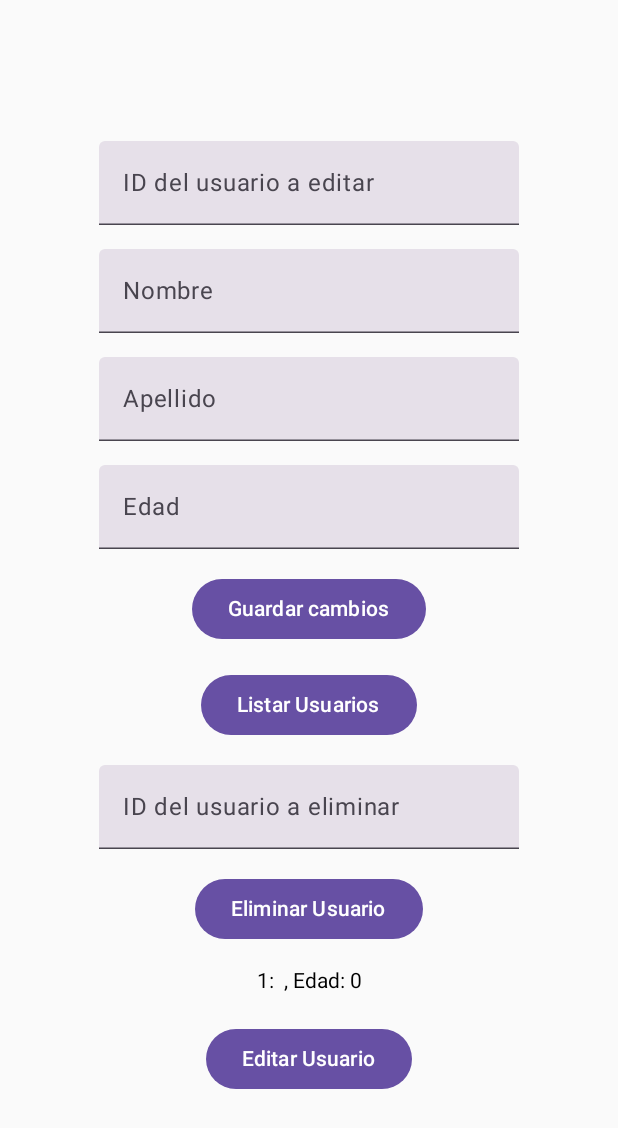
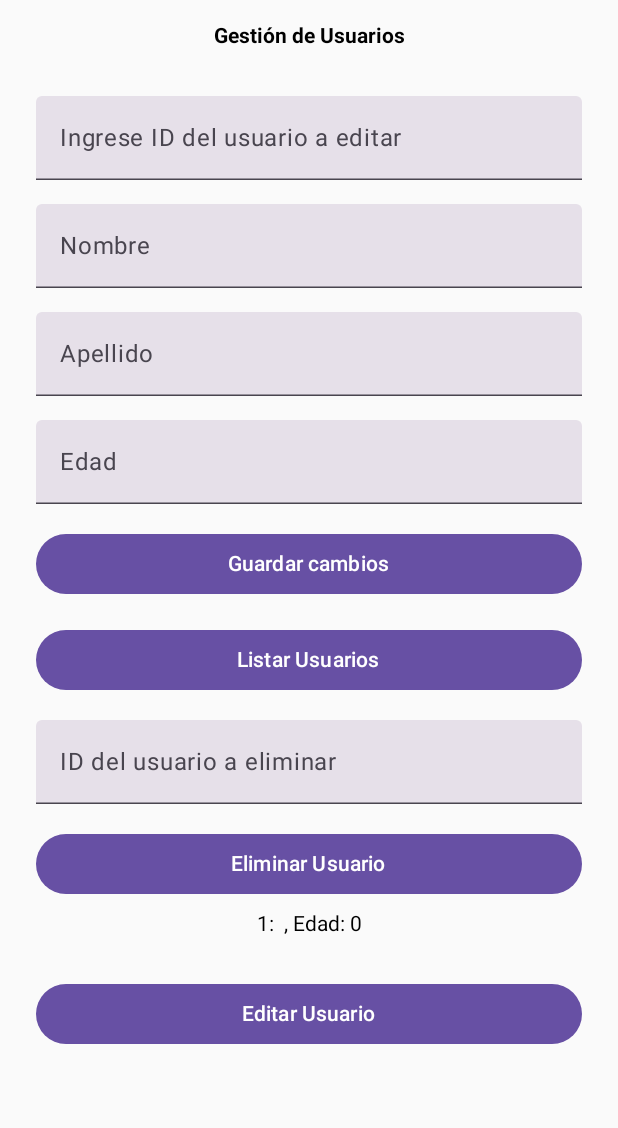
Before and after one commit to caind19/LineaIII-AgendaBD, an Android app built with Jetpack Compose: the screen it shows after launch (MainActivity), after a tap on "Editar Usuario", on a phone screen of 412 x 824 dp. Shown: the top 1128 px of the screen. Run offline under Robolectric (Android 15) with nearby library versions, the phone set to English and light mode, and no system bars; our stand-ins replace Room's generated code; 3 other taps on this screen came first.

Commit message:
first commit

```diff
--- a/app/src/main/java/com/example/ejerciciobd/Screen/Items.kt
+++ b/app/src/main/java/com/example/ejerciciobd/Screen/Items.kt
@@ -3,6 +3,7 @@ package com.example.ejerciciobd.Screen
 import android.widget.Toast
 import androidx.compose.foundation.layout.*
 import androidx.compose.foundation.text.KeyboardOptions
+import androidx.compose.foundation.verticalScroll
 import androidx.compose.material3.Button
 import androidx.compose.material3.Text
 import androidx.compose.material3.TextField
@@ -12,7 +13,11 @@ import androidx.compose.ui.Modifier
 import androidx.compose.ui.platform.LocalContext
 import androidx.compose.ui.text.input.KeyboardType
 import androidx.compose.ui.unit.dp
-import com.example.ejerciciobd.DAO.UserDao
+import androidx.compose.foundation.rememberScrollState
+import androidx.compose.foundation.lazy.LazyColumn
+import androidx.compose.foundation.lazy.items
+import androidx.compose.runtime.saveable.rememberSaveable
+import androidx.compose.ui.text.font.FontWeight
 import com.example.ejerciciobd.Model.User
 import com.example.ejerciciobd.Repository.UserRepository
 import kotlinx.coroutines.Dispatchers
@@ -21,60 +26,80 @@ import kotlinx.coroutines.withContext
 
 @Composable
 fun UserApp(userRepository: UserRepository) {
-    var nombre by remember { mutableStateOf("") }
-    var apellido by remember { mutableStateOf("") }
-    var edad by remember { mutableStateOf("") }
-    var idToEdit by remember { mutableStateOf("") }
-    var idToDelete by remember { mutableStateOf("") }
-    var isEditing by remember { mutableStateOf(false) }
+    // Usamos rememberSaveable para preservar el estado durante la rotación
+    var nombre by rememberSaveable { mutableStateOf("") }
+    var apellido by rememberSaveable { mutableStateOf("") }
+    var edad by rememberSaveable { mutableStateOf("") }
+    var idToEdit by rememberSaveable { mutableStateOf("") }
+    var idToDelete by rememberSaveable { mutableStateOf("") }
+    var isEditing by rememberSaveable { mutableStateOf(false) }
+    var users by rememberSaveable { mutableStateOf(listOf<User>()) }
+
     val scope = rememberCoroutineScope()
     val context = LocalContext.current
-    var users by remember { mutableStateOf(listOf<User>()) }
 
-    Column(
+    LazyColumn(
         modifier = Modifier
-            .padding(16.dp)
-            .fillMaxSize(),
-        verticalArrangement = Arrangement.Center,
+            .fillMaxSize()
+            .padding(horizontal = 24.dp, vertical = 16.dp), // Márgenes laterales aumentados
         horizontalAlignment = Alignment.CenterHorizontally
     ) {
-        // TextField para el ID (cuando se quiera editar)
+        item {
+            // Título
+            Text(
+                text = "Gestión de Usuarios",
+                fontWeight = FontWeight.Bold,
+                modifier = Modifier.padding(bottom = 24.dp)
+            )
+        }
+
+        item {
+            // Campo para el ID de edición, solo visible en modo edición
             if (isEditing) {
                 TextField(
                     value = idToEdit,
                     onValueChange = { idToEdit = it },
-                label = { Text("ID del usuario a editar") },
-                keyboardOptions = KeyboardOptions(keyboardType = KeyboardType.Number)
+                    label = { Text("Ingrese ID del usuario a editar") },
+                    keyboardOptions = KeyboardOptions(keyboardType = KeyboardType.Number),
+                    modifier = Modifier
+                        .fillMaxWidth()
+                        .padding(vertical = 8.dp) // Espaciado vertical
                 )
-
-            Spacer(modifier = Modifier.height(16.dp))
+            }
         }
 
+        item {
+            // Campos para Nombre, Apellido y Edad
             TextField(
                 value = nombre,
                 onValueChange = { nombre = it },
-            label = { Text("Nombre") }
+                label = { Text("Nombre") },
+                modifier = Modifier
+                    .fillMaxWidth()
+                    .padding(vertical = 8.dp) // Espaciado vertical
             )
-
-        Spacer(modifier = Modifier.height(16.dp))
 
             TextField(
                 value = apellido,
                 onValueChange = { apellido = it },
-            label = { Text("Apellido") }
+                label = { Text("Apellido") },
+                modifier = Modifier
+                    .fillMaxWidth()
+                    .padding(vertical = 8.dp) // Espaciado vertical
             )
-
-        Spacer(modifier = Modifier.height(16.dp))
 
             TextField(
                 value = edad,
                 onValueChange = { edad = it },
                 label = { Text("Edad") },
-            keyboardOptions = KeyboardOptions(keyboardType = KeyboardType.Number)
+                keyboardOptions = KeyboardOptions(keyboardType = KeyboardType.Number),
+                modifier = Modifier
+                    .fillMaxWidth()
+                    .padding(vertical = 8.dp) // Espaciado vertical
             )
+        }
 
-        Spacer(modifier = Modifier.height(16.dp))
-
+        item {
             // Botón para registrar o editar el usuario
             Button(
                 onClick = {
@@ -108,13 +133,16 @@ fun UserApp(userRepository: UserRepository) {
                         apellido = ""
                         edad = ""
                     }
-            }
+                },
+                modifier = Modifier
+                    .fillMaxWidth()
+                    .padding(vertical = 8.dp) // Espaciado vertical
             ) {
                 Text(if (isEditing) "Guardar cambios" else "Registrar")
             }
+        }
 
-        Spacer(modifier = Modifier.height(16.dp))
-
+        item {
             // Botón para listar usuarios
             Button(
                 onClick = {
@@ -123,22 +151,26 @@ fun UserApp(userRepository: UserRepository) {
                             userRepository.getAllUsers()
                         }
                     }
-            }
+                },
+                modifier = Modifier
+                    .fillMaxWidth()
+                    .padding(vertical = 8.dp) // Espaciado vertical
             ) {
                 Text("Listar Usuarios")
             }
+        }
 
-        Spacer(modifier = Modifier.height(16.dp))
-
-        // Botón para eliminar usuario
+        item {
+            // Campo y botón para eliminar usuario
             TextField(
                 value = idToDelete,
                 onValueChange = { idToDelete = it },
                 label = { Text("ID del usuario a eliminar") },
-            keyboardOptions = KeyboardOptions(keyboardType = KeyboardType.Number)
+                keyboardOptions = KeyboardOptions(keyboardType = KeyboardType.Number),
+                modifier = Modifier
+                    .fillMaxWidth()
+                    .padding(vertical = 8.dp) // Espaciado vertical
             )
-
-        Spacer(modifier = Modifier.height(16.dp))
 
             Button(
                 onClick = {
@@ -157,26 +189,32 @@ fun UserApp(userRepository: UserRepository) {
                     } else {
                         Toast.makeText(context, "ID no válido", Toast.LENGTH_SHORT).show()
                     }
-            }
+                },
+                modifier = Modifier
+                    .fillMaxWidth()
+                    .padding(vertical = 8.dp) // Espaciado vertical
             ) {
                 Text("Eliminar Usuario")
             }
-
-        Spacer(modifier = Modifier.height(16.dp))
+        }
 
         // Mostrar lista de usuarios
-        Column {
-            users.forEach { user ->
+        items(users) { user ->
             Text("${user.id}: ${user.nombre} ${user.apellido}, Edad: ${user.edad}")
             Spacer(modifier = Modifier.height(4.dp))
         }
-        }
 
+        item {
             Spacer(modifier = Modifier.height(16.dp))
-
             // Botón para activar el modo edición
-        Button(onClick = { isEditing = true }) {
+            Button(
+                onClick = { isEditing = true },
+                modifier = Modifier
+                    .fillMaxWidth()
+                    .padding(vertical = 8.dp) // Espaciado vertical
+            ) {
                 Text("Editar Usuario")
             }
         }
     }
+}
```
Also changed, not shown: 1 other file. Lines whose indentation alone changed are shown as unchanged.
